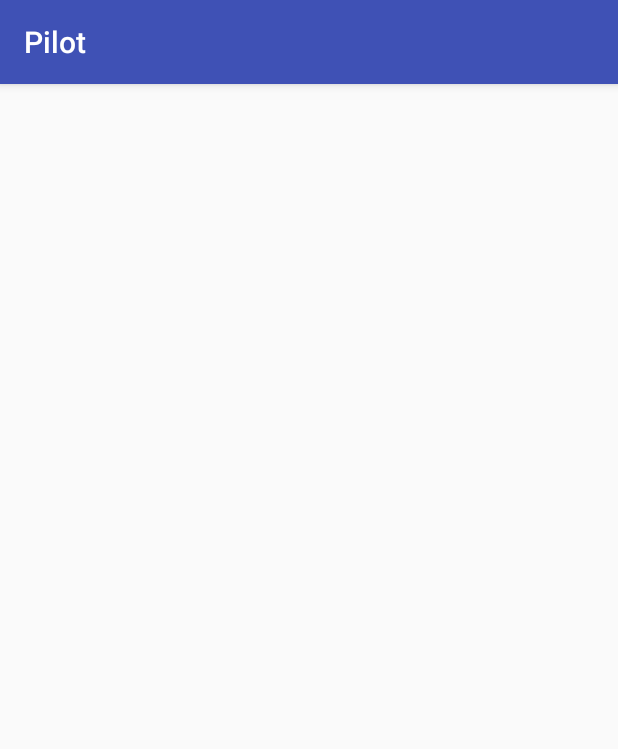
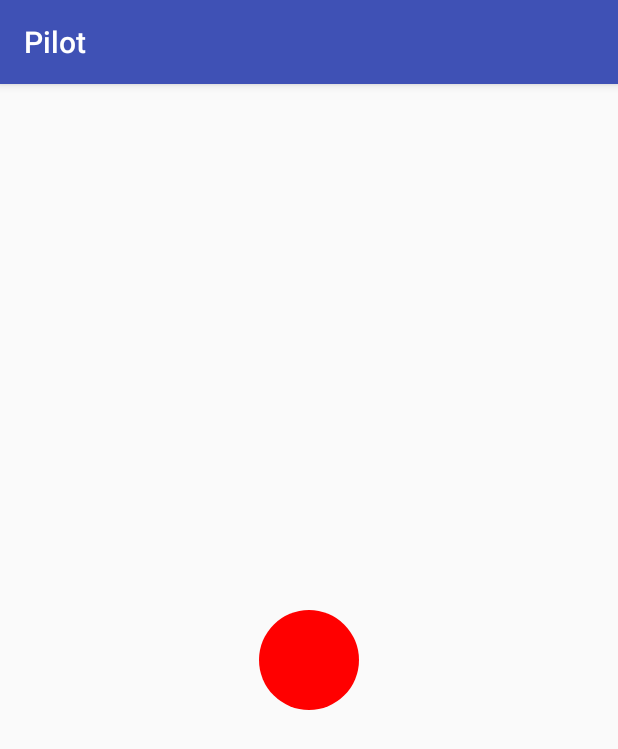
Before and after one commit to jaemoonpark/TapDemo, an Android app: the BubbleActivity screen opened directly, with no data from a screen before it, on a phone screen of 412 x 824 dp. Shown: the top 749 px of the screen. Run offline under Robolectric (Android 15) with nearby library versions, the phone set to English and light mode, and no system bars.

Commit message:
Added the BubbleView and a red bubble will appear when you click the bubble activity button. Still need to add click functionality to the bubble and record the reaction time as well

```diff
--- a/app/src/main/java/com/example/pilot/BubbleActivity.java
+++ b/app/src/main/java/com/example/pilot/BubbleActivity.java
@@ -9,5 +9,7 @@ public class BubbleActivity extends AppCompatActivity {
     protected void onCreate(Bundle savedInstanceState) {
         super.onCreate(savedInstanceState);
         setContentView(R.layout.activity_bubble);
+
+
     }
 }
--- /dev/null
+++ b/app/src/main/java/com/example/pilot/BubbleView.java
@@ -0,0 +1,29 @@
+package com.example.pilot;
+
+import android.content.Context;
+import android.graphics.Canvas;
+import android.graphics.Color;
+import android.graphics.Paint;
+import android.util.AttributeSet;
+import android.view.View;
+
+
+
+public class BubbleView extends View {
+    Paint paint = null;
+
+    public BubbleView(Context context, AttributeSet attributeSet) {
+        super(context, attributeSet);
+        paint = new Paint();
+        paint.setColor(Color.RED);
+    }
+
+    protected void onDraw(Canvas canvas){
+        super.onDraw(canvas);
+        int x = getWidth();
+        int y = getHeight();
+        int radius = 50;
+        paint.setStyle(Paint.Style.FILL);
+        canvas.drawCircle(x/2,y/2,radius,paint);
+    }
+}
--- a/app/src/main/res/layout/activity_bubble.xml
+++ b/app/src/main/res/layout/activity_bubble.xml
@@ -9,5 +9,12 @@
     android:paddingRight="@dimen/activity_horizontal_margin"
     android:paddingTop="@dimen/activity_vertical_margin"
     tools:context="com.example.pilot.BubbleActivity">
+    <com.example.pilot.BubbleView
+        android:layout_height= "wrap_content"
+        android:layout_width="wrap_content"
+
+        android:id="@+id/bubbleview"
+        />
+
 
 </RelativeLayout>
```
